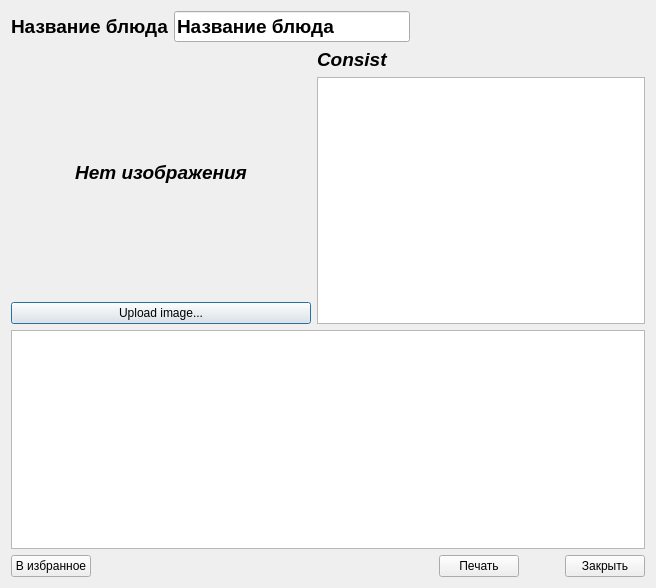
Before: the Qt Designer form detaileddialog.ui in Dr-Neiron/QtCookBook, drawn with Qt 5.
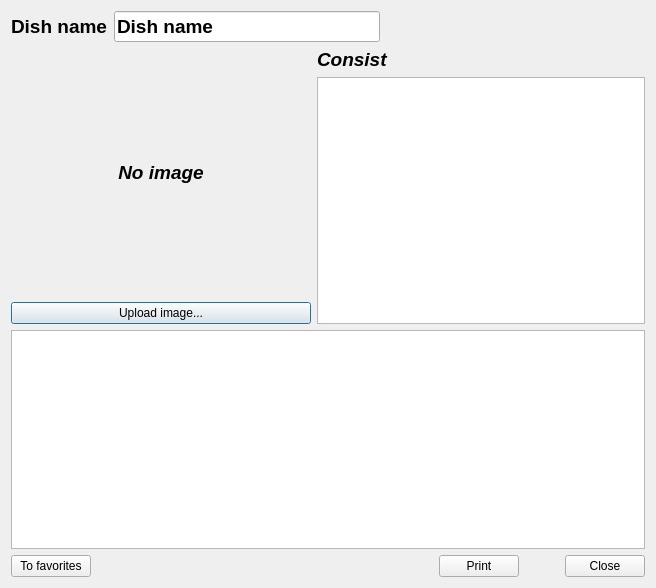
After: the same form once the commit is applied.

Commit message: close #11 - removed all russian strings. translation updated

Diff of the .ui file:
```diff
--- a/detaileddialog.ui
+++ b/detaileddialog.ui
@@ -27,7 +27,7 @@
         </font>
        </property>
        <property name="text">
-        <string>Название блюда</string>
+        <string>Dish name</string>
        </property>
       </widget>
      </item>
@@ -47,7 +47,7 @@
         </font>
        </property>
        <property name="text">
-        <string>Название блюда</string>
+        <string>Dish name</string>
        </property>
        <property name="readOnly">
         <bool>false</bool>
@@ -99,7 +99,7 @@
           <enum>QFrame::Plain</enum>
          </property>
          <property name="text">
-          <string>Нет изображения</string>
+          <string>No image</string>
          </property>
          <property name="alignment">
           <set>Qt::AlignCenter</set>
@@ -178,7 +178,7 @@
      <item>
       <widget class="QPushButton" name="addToFav_pushButton">
        <property name="text">
-        <string>В избранное</string>
+        <string>To favorites</string>
        </property>
        <property name="checkable">
         <bool>true</bool>
@@ -201,7 +201,7 @@
      <item>
       <widget class="QPushButton" name="print_pushButton">
        <property name="text">
-        <string>Печать</string>
+        <string>Print</string>
        </property>
       </widget>
      </item>
@@ -224,7 +224,7 @@
      <item>
       <widget class="QPushButton" name="close_pushButton">
        <property name="text">
-        <string>Закрыть</string>
+        <string>Close</string>
        </property>
       </widget>
      </item>
```
Left out of the diff: 2 changed lines with no effect on the pictures. The commit also changes 2 other files.
